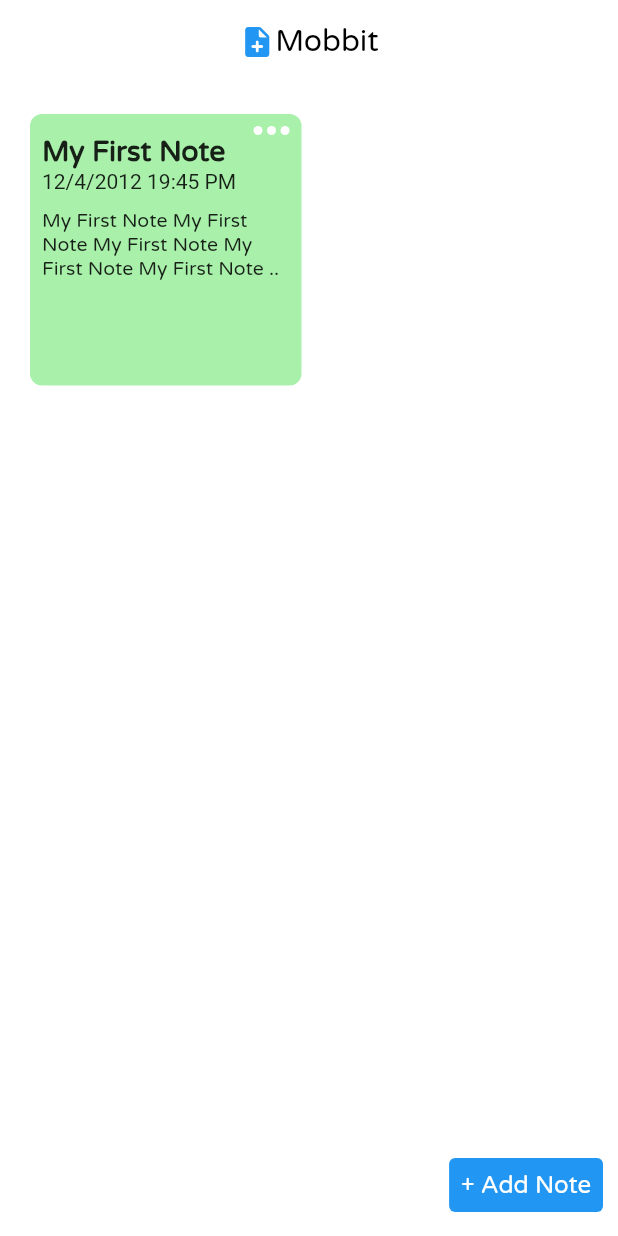
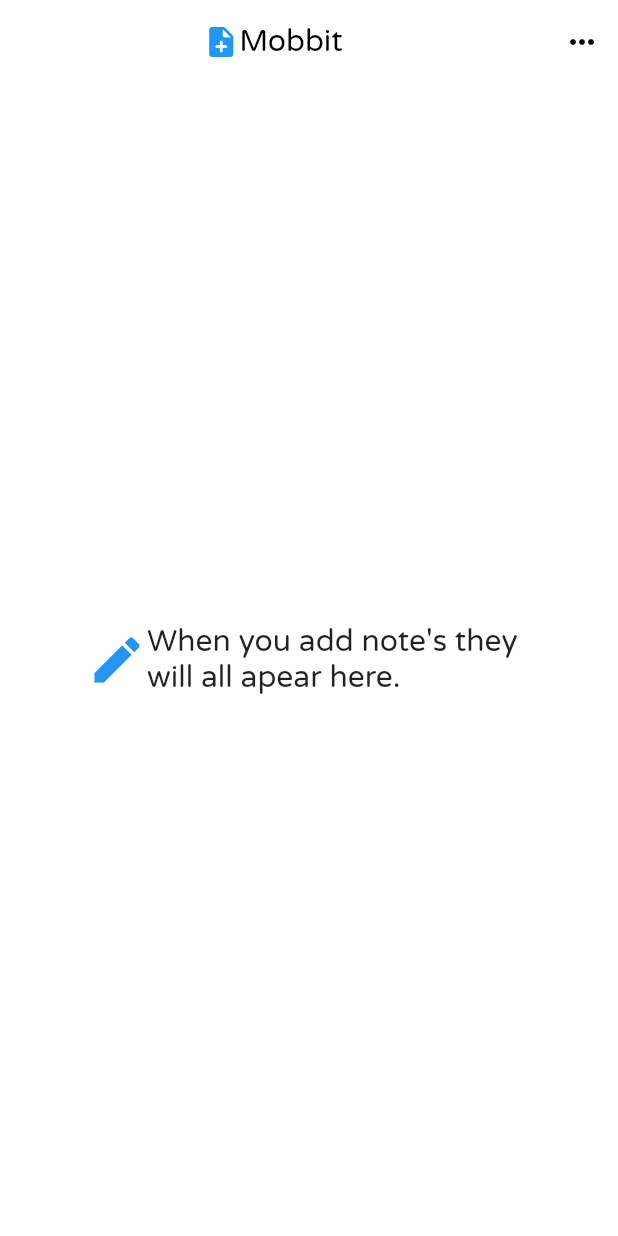
Before and after one commit to emmanueledem/mobbit, a Flutter app: the screen it shows after launch, on a phone screen of 412 x 824 dp. Run offline on Flutter 3.47's test engine with Material 2 defaults, Android fonts, the phone set to English and light mode, and no system bars; our stand-ins replace animated_splash_screen, hive, logger, modal_progress_hud_nsn; accounts and stored records are empty.

Commit message:
added empty note functions

```diff
--- a/lib/pages/all_notes.dart
+++ b/lib/pages/all_notes.dart
@@ -14,6 +14,7 @@ class _AllTaskState extends State<AllTask> {
     return Scaffold(
       backgroundColor: Colors.white,
       appBar: AppBar(
+        foregroundColor: Colors.black,
         backgroundColor: Colors.white,
         elevation: 0,
         title: Row(
@@ -25,43 +26,106 @@ class _AllTaskState extends State<AllTask> {
             ),
             Text(
               'Mobbit',
-                style:
-                    TextStyle(color: Colors.black, fontFamily: 'VarelaRound'),
+              style: TextStyle(color: Colors.black, fontFamily: 'VarelaRound'),
+            ),
+          ],
+        ),
+        actions: [
+          PopupMenuButton(
+            icon: const Icon(Icons.more_horiz),
+            itemBuilder: (context) {
+              return const [
+                PopupMenuItem(
+                  value: 'Add Note',
+                  child: Text('Add Note'),
+                ),
+              ];
+            },
+            onSelected: (String value) {
+              print('You Click on po up menu item');
+            },
+          ),
+          // PopupMenuButton(
+          //   icon: const Icon(Icons.more_horiz),
+          //   itemBuilder: (context) {
+          //     return const [
+          //       PopupMenuItem(
+          //         value: 'Sort By Newest',
+          //         child: Text('Sort By Newest'),
+          //       ),
+          //       PopupMenuItem(
+          //         value: 'Sort By Oldest',
+          //         child: Text('Sort By Oldest'),
+          //       ),
+          //       PopupMenuItem(
+          //         value: 'Clear All Notes',
+          //         child: Text('Clear All Notes'),
+          //       )
+          //     ];
+          //   },
+          //   onSelected: (String value) {
+          //     print('You Click on po up menu item');
+          //   },
+          // ),
+        ],
+      ),
+      body: Padding(
+        padding: const EdgeInsets.symmetric(vertical: 100, horizontal: 50),
+        child: Center(
+          child: Padding(
+            padding: const EdgeInsets.all(8.0),
+            child: Row(
+              children: const [
+                Icon(
+                  Icons.mode_edit,
+                  size: 40,
+                  color: Colors.blue,
+                ),
+                Expanded(
+                  child: Text(
+                    'When you add note\'s they will all apear here.',
+                    style: TextStyle(fontFamily: 'VarelaRound', fontSize: 20.0),
+                  ),
                 ),
               ],
             ),
           ),
-        body: Stack(
-          children: [
-            GridView.count(
-              primary: false,
-              padding: const EdgeInsets.all(20),
-              crossAxisSpacing: 10,
-              mainAxisSpacing: 10,
-              crossAxisCount: 2,
-              children: const <Widget>[
-                Note(),
-              ],
-            ),
-            Padding(
-              padding: const EdgeInsets.only(right: 10, bottom: 10),
-              child: Align(
-                alignment: Alignment.bottomRight,
-                child: TextButton(
-                  style: ButtonStyle(
-                      backgroundColor: MaterialStateProperty.all(Colors.blue)),
-                  onPressed: () {
-                    Navigator.pushNamed(context, Routes.createNote);
-                  },
-                  child: const Text('+ Add Note',
-                      style: TextStyle(
-                          fontSize: 16,
-                          fontFamily: 'VarelaRound',
-                          color: Colors.white)),
         ),
       ),
-            ),
-          ],
-        ));
+    );
+    //
+    //
+    // Stack(
+    //   children: [
+    //     GridView.count(
+    //       primary: false,
+    //       padding: const EdgeInsets.all(20),
+    //       crossAxisSpacing: 10,
+    //       mainAxisSpacing: 10,
+    //       crossAxisCount: 2,
+    //       children: <Widget>[
+    //         Note(),
+    //       ],
+    //     ),
+    //     Padding(
+    //       padding: const EdgeInsets.only(right: 10, bottom: 10),
+    //       child: Align(
+    //         alignment: Alignment.bottomRight,
+    //         child: TextButton(
+    //           style: ButtonStyle(
+    //               backgroundColor: MaterialStateProperty.all(Colors.blue)),
+    //           onPressed: () {
+    //             Navigator.pushNamed(context, Routes.createNote);
+    //           },
+    //           child: const Text('+ Add Note',
+    //               style: TextStyle(
+    //                   fontSize: 16,
+    //                   fontFamily: 'VarelaRound',
+    //                   color: Colors.white)),
+    //         ),
+    //       ),
+    //     ),
+    //   ],
+    // ));
   }
 }
--- a/lib/widgets/note.dart
+++ b/lib/widgets/note.dart
@@ -1,7 +1,5 @@
 import 'package:flutter/material.dart';
 import 'package:mobbit/widgets/action_dots.dart';
-import 'package:mobbit/widgets/dialouge.dart';
-
 import '../core/navigators/navigators.dart';
 import '../pages/view_note.dart';
 
@@ -20,24 +18,23 @@ class Note extends StatelessWidget {
       child: Column(
         crossAxisAlignment: CrossAxisAlignment.end,
         children: [
-          InkWell(
-            onTap: () {
-              showAlertDialog(context);
+          PopupMenuButton(
+            icon: const Icon(Icons.more_horiz),
+            itemBuilder: (context) {
+              return const [
+                PopupMenuItem(
+                  value: 'edit',
+                  child: Text('Edit Note'),
+                ),
+                PopupMenuItem(
+                  value: 'delete',
+                  child: Text('Delete Note'),
+                )
+              ];
             },
-            child: Row(
-              mainAxisAlignment: MainAxisAlignment.end,
-              children: const [
-                ActionDots(),
-                SizedBox(
-                  width: 3.0,
-                ),
-                ActionDots(),
-                SizedBox(
-                  width: 3.0,
-                ),
-                ActionDots(),
-              ],
-            ),
+            onSelected: (String value) {
+              print('You Click on po up menu item');
+            },
           ),
           InkWell(
             onTap: () {
```
Also changed, not shown: lib/widgets/dialouge.dart (deleted, +0 -33 lines). Lines whose indentation alone changed are shown as unchanged.
